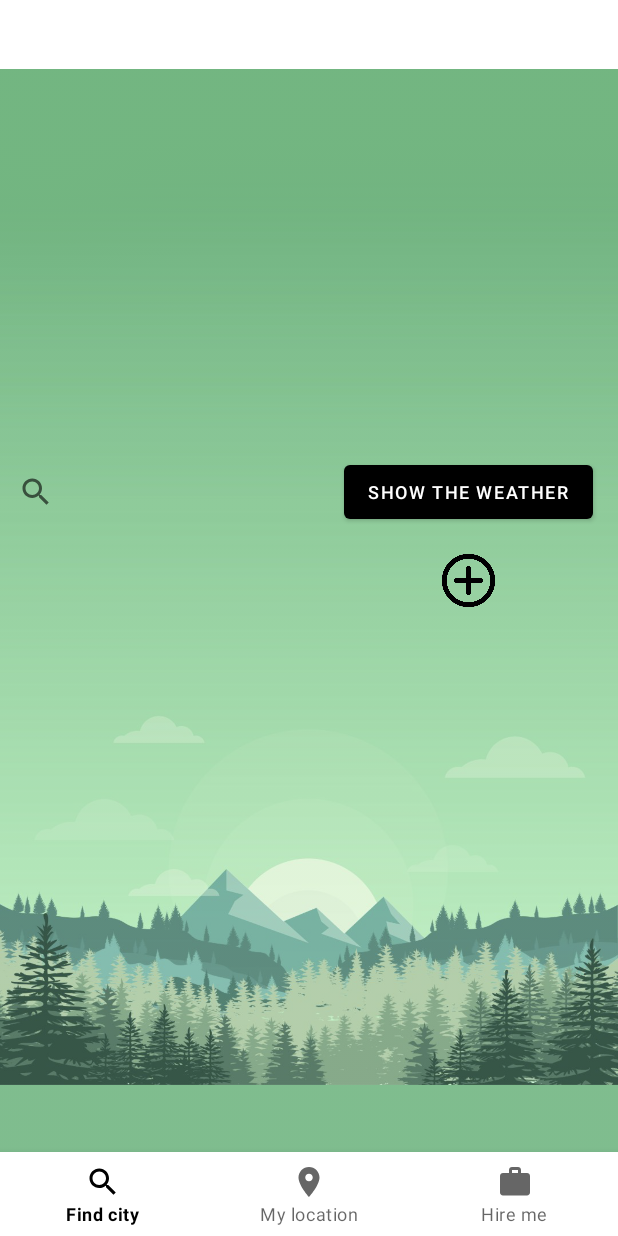
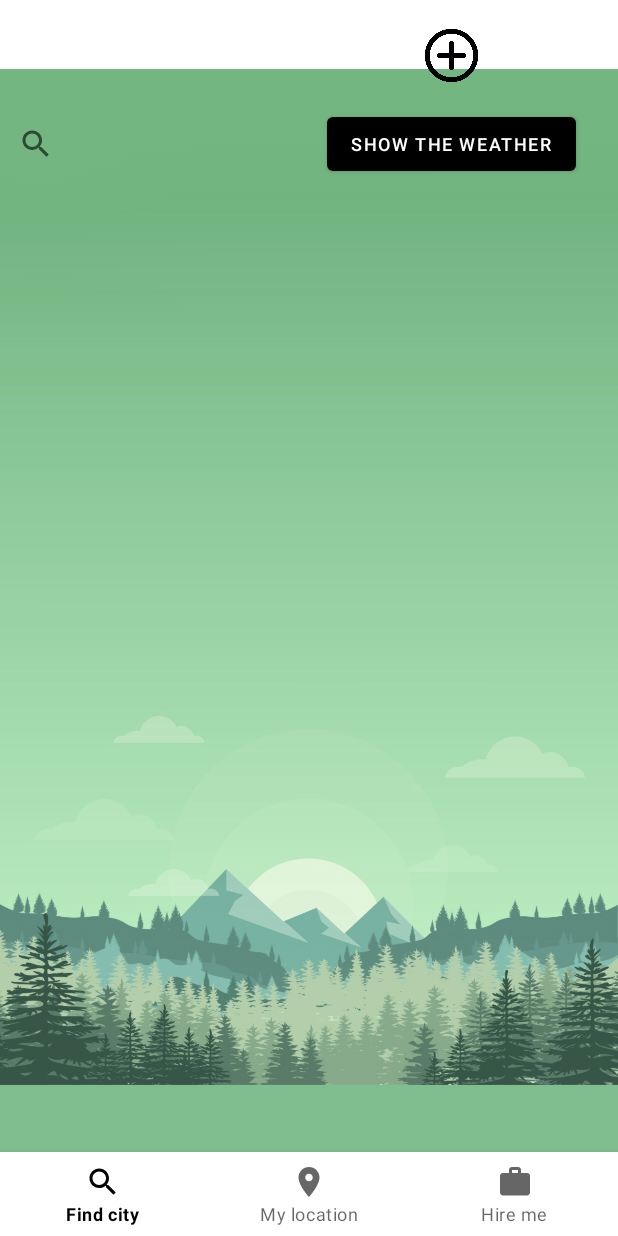
Before and after one commit to PavelChetvertkov/WeatherApp, an Android app: the screen it shows after launch (MainActivity), on a phone screen of 412 x 824 dp. Run offline under Robolectric (Android 15) with nearby library versions, the phone set to English and light mode, and no system bars; our stand-ins replace Volley; pictures from the network do not load.

Commit message:
commit 31.01.23 13:17

```diff
--- a/app/src/main/java/battlemage17/study/pavelweatherapp/MainFragment.kt
+++ b/app/src/main/java/battlemage17/study/pavelweatherapp/MainFragment.kt
@@ -20,16 +20,22 @@ class MainFragment : Fragment() {
         super.onViewCreated(view, savedInstanceState)
 
         viewModelWeather.message.observe(viewLifecycleOwner) {
-            binding.tvCurrentWeather.text =
-                "${getString(R.string.weather_in_the_selected_lovation)}:\n" +
-                        "${it.textWeather}\n" +
-                        "${getString(R.string.feels_like)}: ${"%.0f".format(it.feelsLikeC.toFloat())} ${getString(R.string.celsius_degree)}\n" +
-                        "${getString(R.string.wind_speed)}: ${"%.0f".format(it.windKph.toFloat())} ${getString(R.string.kmh)}\n" +
-                        "${getString(R.string.gust)}: ${"%.0f".format(it.gustKph.toFloat())} ${getString(R.string.kmh)}\n" +
-                        "${getString(R.string.last_updated)}: ${it.lastUpdated}"
-
             binding.tvTemperature.text =
                 "%.0f".format(it.tempC.toFloat()) + " " + getString(R.string.celsius_degree)
+
+            binding.tvTextWeather.text = it.textWeather
+
+            binding.tvFeelsLike.text =
+                getString(R.string.feels_like) + " " + "%.0f".format(it.feelsLikeC.toFloat()) + " " + getString(R.string.celsius_degree)
+
+            binding.tvWindSpeed.text =
+                getString(R.string.wind_speed) + " " + "%.0f".format(it.windKph.toFloat()) + " " + getString(R.string.kmh)
+
+            binding.tvGust.text =
+                getString(R.string.gust) + " " + "%.0f".format(it.gustKph.toFloat()) + " " + getString(R.string.kmh)
+
+            binding.tvLastUpdated.text =
+                getString(R.string.last_updated) + " " + it.lastUpdated
 
             Glide.with(this).clear(binding.ivIconWeather)
 
--- a/app/src/main/res/layout/fragment_main.xml
+++ b/app/src/main/res/layout/fragment_main.xml
@@ -11,64 +11,58 @@
         android:layout_width="wrap_content"
         android:layout_height="wrap_content"
         android:src="@drawable/main_image_forest_hills_v2"
-        tools:ignore="ContentDescription,MissingConstraints,ImageContrastCheck"
-        tools:layout_editor_absoluteX="0dp"
-        tools:layout_editor_absoluteY="0dp" />
+        app:layout_constraintBottom_toBottomOf="parent"
+        app:layout_constraintEnd_toEndOf="parent"
+        app:layout_constraintHorizontal_bias="0.0"
+        app:layout_constraintStart_toStartOf="parent"
+        app:layout_constraintTop_toTopOf="parent"
+        app:layout_constraintVertical_bias="1.0"
+        tools:ignore="ContentDescription,MissingConstraints,ImageContrastCheck" />
+
+    <ImageView
+        android:id="@+id/ivPlus"
+        android:layout_width="70dp"
+        android:layout_height="70dp"
+        android:src="@drawable/plus_icon_without_background"
+        app:layout_constraintBottom_toTopOf="@+id/bGetWeather"
+        app:layout_constraintEnd_toEndOf="@+id/bGetWeather"
+        app:layout_constraintStart_toStartOf="@+id/bGetWeather"
+        tools:ignore="ContentDescription,MissingConstraints" />
 
     <SearchView
         android:id="@+id/svEnterPlace"
-        android:layout_width="200dp"
+        android:layout_width="180dp"
         android:layout_height="wrap_content"
         android:queryHint="@string/find_city"
         app:layout_constraintBottom_toBottomOf="@+id/bGetWeather"
         app:layout_constraintTop_toTopOf="@+id/bGetWeather"
+        app:layout_constraintVertical_bias="0.0"
         tools:ignore="MissingConstraints"
-        tools:layout_editor_absoluteX="16dp" />
-
-    <TextView
-        android:id="@+id/tvCurrentWeather"
-        android:layout_width="0dp"
-        android:layout_height="wrap_content"
-        android:layout_marginTop="80dp"
-        app:layout_constraintEnd_toEndOf="parent"
-        app:layout_constraintStart_toStartOf="parent"
-        app:layout_constraintTop_toBottomOf="@+id/svEnterPlace"
-        tools:ignore="MissingConstraints" />
+        tools:layout_editor_absoluteX="27dp" />
 
     <Button
         android:id="@+id/bGetWeather"
         android:layout_width="wrap_content"
         android:layout_height="wrap_content"
         android:layout_gravity="center"
-        android:layout_marginTop="304dp"
+        android:layout_marginTop="72dp"
         android:layout_weight="1"
         android:text="@string/get_weather"
         android:textSize="12sp"
         app:layout_constraintEnd_toEndOf="parent"
-        app:layout_constraintHorizontal_bias="0.933"
+        app:layout_constraintHorizontal_bias="0.887"
         app:layout_constraintStart_toStartOf="parent"
         app:layout_constraintTop_toTopOf="parent"
         tools:ignore="MissingConstraints" />
-
-    <ImageView
-        android:id="@+id/ivPlus"
-        android:layout_width="70dp"
-        android:layout_height="70dp"
-        android:src="@drawable/plus_icon_without_background"
-        app:layout_constraintEnd_toEndOf="@+id/bGetWeather"
-        app:layout_constraintStart_toStartOf="@+id/bGetWeather"
-        app:layout_constraintTop_toBottomOf="@+id/bGetWeather"
-        tools:ignore="ContentDescription" />
 
     <ImageView
         android:id="@+id/ivIconWeather"
         android:layout_width="64dp"
         android:layout_height="64dp"
         android:visibility="invisible"
-        app:layout_constraintBottom_toTopOf="@+id/bGetWeather"
-        app:layout_constraintEnd_toEndOf="parent"
-        app:layout_constraintStart_toStartOf="parent"
-        app:layout_constraintTop_toTopOf="@+id/ivMainPicture"
+        app:layout_constraintEnd_toEndOf="@+id/bGetWeather"
+        app:layout_constraintStart_toStartOf="@+id/svEnterPlace"
+        app:layout_constraintTop_toBottomOf="@+id/svEnterPlace"
         tools:ignore="ContentDescription,MissingConstraints,ImageContrastCheck"
         tools:src="@tools:sample/avatars" />
 
@@ -77,9 +71,54 @@
         android:layout_width="wrap_content"
         android:layout_height="wrap_content"
         android:textSize="60sp"
-        app:layout_constraintBottom_toTopOf="@+id/bGetWeather"
-        app:layout_constraintEnd_toEndOf="parent"
-        app:layout_constraintStart_toStartOf="parent"
-        app:layout_constraintTop_toBottomOf="@+id/ivIconWeather" />
+        app:layout_constraintEnd_toEndOf="@+id/ivIconWeather"
+        app:layout_constraintStart_toStartOf="@+id/ivIconWeather"
+        app:layout_constraintTop_toBottomOf="@+id/ivIconWeather"
+        tools:ignore="MissingConstraints" />
+
+    <TextView
+        android:id="@+id/tvFeelsLike"
+        android:layout_width="wrap_content"
+        android:layout_height="wrap_content"
+        app:layout_constraintEnd_toEndOf="@+id/tvTextWeather"
+        app:layout_constraintStart_toStartOf="@+id/tvTextWeather"
+        app:layout_constraintTop_toBottomOf="@+id/tvTextWeather"
+        tools:ignore="MissingConstraints,TextContrastCheck" />
+
+    <TextView
+        android:id="@+id/tvTextWeather"
+        android:layout_width="wrap_content"
+        android:layout_height="wrap_content"
+        app:layout_constraintEnd_toEndOf="@+id/tvTemperature"
+        app:layout_constraintStart_toStartOf="@+id/tvTemperature"
+        app:layout_constraintTop_toBottomOf="@+id/tvTemperature"
+        tools:ignore="HardcodedText,MissingConstraints,TextContrastCheck" />
+
+    <TextView
+        android:id="@+id/tvWindSpeed"
+        android:layout_width="wrap_content"
+        android:layout_height="wrap_content"
+        app:layout_constraintEnd_toEndOf="@+id/tvFeelsLike"
+        app:layout_constraintStart_toStartOf="@+id/tvFeelsLike"
+        app:layout_constraintTop_toBottomOf="@+id/tvFeelsLike"
+        tools:ignore="HardcodedText,MissingConstraints,TextContrastCheck" />
+
+    <TextView
+        android:id="@+id/tvGust"
+        android:layout_width="wrap_content"
+        android:layout_height="wrap_content"
+        app:layout_constraintEnd_toEndOf="@+id/tvWindSpeed"
+        app:layout_constraintStart_toStartOf="@+id/tvWindSpeed"
+        app:layout_constraintTop_toBottomOf="@+id/tvWindSpeed"
+        tools:ignore="TextContrastCheck" />
+
+    <TextView
+        android:id="@+id/tvLastUpdated"
+        android:layout_width="wrap_content"
+        android:layout_height="wrap_content"
+        app:layout_constraintEnd_toEndOf="@+id/tvGust"
+        app:layout_constraintStart_toStartOf="@+id/tvGust"
+        app:layout_constraintTop_toBottomOf="@+id/tvGust"
+        tools:ignore="HardcodedText,TextContrastCheck" />
 
 </androidx.constraintlayout.widget.ConstraintLayout>
--- a/app/src/main/res/values/strings.xml
+++ b/app/src/main/res/values/strings.xml
@@ -6,7 +6,6 @@
     <string name="find_city">Find city</string>
     <string name="my_location">My location</string>
     <string name="hire_me">Hire me</string>
-    <string name="weather_in_the_selected_lovation">Weather in the selected location</string>
     <string name="temperature">Temperature</string>
     <string name="feels_like">Feels like</string>
     <string name="wind_speed">Wind speed</string>
```
Also changed, not shown: 1 other file.
